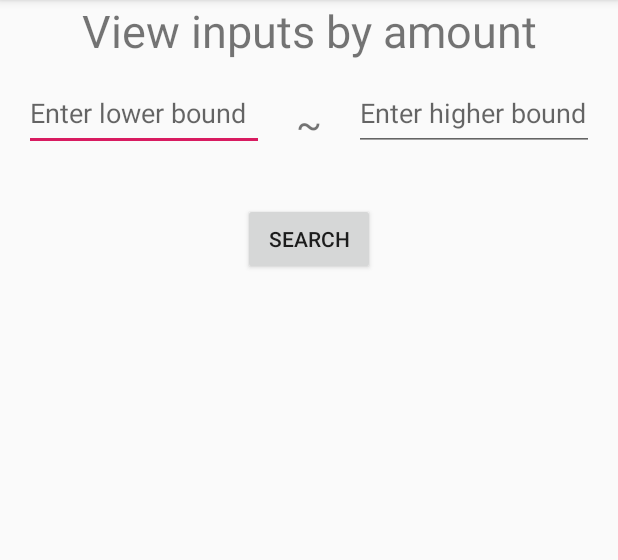
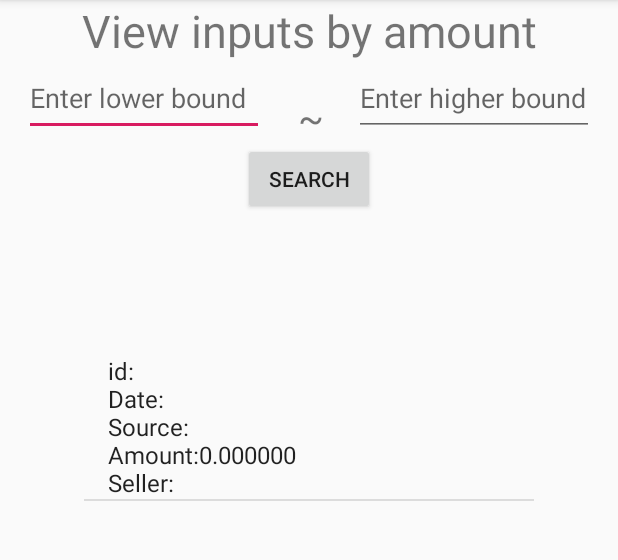
Before and after one commit to CS407-Project-Better-Budgets/Better_Budgets_new, an Android app: the manage_data_amount screen opened directly, with no data from a screen before it, after a tap on "SEARCH", on a phone screen of 412 x 824 dp, the part 84-644 px from its top. Run offline under Robolectric (Android 15) with nearby library versions, the phone set to English and light mode, and no system bars; 2 statements that could not run were skipped.

Commit message:
all manage_data related class and activity done. Edit data could be improved

```diff
--- a/app/src/main/java/com/example/better_budgets/manage_data_amount.java
+++ b/app/src/main/java/com/example/better_budgets/manage_data_amount.java
@@ -3,18 +3,68 @@ package com.example.better_budgets;
 import androidx.annotation.NonNull;
 import androidx.appcompat.app.AppCompatActivity;
 
+import android.content.Context;
 import android.content.Intent;
+import android.database.sqlite.SQLiteDatabase;
 import android.os.Bundle;
 import android.view.Menu;
 import android.view.MenuInflater;
 import android.view.MenuItem;
+import android.view.View;
+import android.widget.AdapterView;
+import android.widget.ArrayAdapter;
+import android.widget.EditText;
+import android.widget.ListView;
+
+import java.util.ArrayList;
 
 public class manage_data_amount extends AppCompatActivity {
+    public static ArrayList<Spending> spendings = new ArrayList<>();
 
     @Override
     protected void onCreate(Bundle savedInstanceState) {
         super.onCreate(savedInstanceState);
         setContentView(R.layout.activity_manage_data_amount);
+    }
+
+    public void searchOnClick(View view){
+        EditText low_temp = findViewById(R.id.editText_md_amount_lower);
+        String low = low_temp.getText().toString();
+        double lower_value= Double.parseDouble(low);
+
+        EditText high_temp = findViewById(R.id.editText_md_amount_higher);
+        String high = high_temp.getText().toString();
+        double higher_value= Double.parseDouble(high);
+
+        if (higher_value >= lower_value) {
+            Context context = getApplicationContext();
+            SQLiteDatabase sqLiteDatabase = context.openOrCreateDatabase("spending", Context.MODE_PRIVATE, null);
+
+            DBHelper dbHelper = new DBHelper(sqLiteDatabase);
+
+            spendings = dbHelper.showData_all();
+
+            ArrayList<String> displaySpendings = new ArrayList<>();
+            for (Spending spending: spendings) {
+                if ((spending.getAmount() <= higher_value) && (spending.getAmount() >= lower_value)) {
+                    displaySpendings.add(String.format("id:%s\nDate:%s\nSource:%s\nAmount:%f\nSeller:%s", spending.getId(), spending.getDate(), spending.getSource(), spending.getAmount(), spending.getSeller()));
+                }
+            }
+
+            ArrayAdapter adapter = new ArrayAdapter(this, android.R.layout.simple_list_item_1, displaySpendings);
+            ListView listView = (ListView) findViewById(R.id.list_md_amount_spending);
+            listView.setAdapter(adapter);
+
+            listView.setOnItemClickListener(new AdapterView.OnItemClickListener() {
+                @Override
+                public void onItemClick(AdapterView<?> parent, View view, int position, long id) {
+                    Intent intent = new Intent(getApplicationContext(), edit_input.class);
+                    intent.putExtra("id", position);
+
+                    startActivity(intent);
+                }
+            });
+        }
     }
 
     @Override
--- a/app/src/main/res/layout/activity_manage_data_amount.xml
+++ b/app/src/main/res/layout/activity_manage_data_amount.xml
@@ -18,13 +18,11 @@
         app:layout_constraintStart_toStartOf="parent"
         app:layout_constraintTop_toTopOf="parent" />
 
-
     <EditText
         android:id="@+id/editText_md_amount_lower"
         android:layout_width="160dp"
         android:layout_height="50dp"
         android:layout_marginStart="16dp"
-        android:layout_marginTop="10dp"
         android:ems="10"
         android:hint="Enter lower bound"
         android:inputType="textPersonName"
@@ -37,7 +35,6 @@
         android:id="@+id/editText_md_amount_higher"
         android:layout_width="160dp"
         android:layout_height="50dp"
-        android:layout_marginTop="10dp"
         android:layout_marginEnd="16dp"
         android:ems="10"
         android:hint="Enter higher bound"
@@ -52,11 +49,11 @@
         android:layout_width="wrap_content"
         android:layout_height="wrap_content"
         android:layout_marginStart="2dp"
-        android:layout_marginTop="24dp"
+        android:layout_marginTop="20dp"
         android:text="~"
         android:textSize="25sp"
         app:layout_constraintEnd_toStartOf="@+id/editText_md_amount_higher"
-        app:layout_constraintHorizontal_bias="0.475"
+        app:layout_constraintHorizontal_bias="0.5"
         app:layout_constraintStart_toEndOf="@+id/editText_md_amount_lower"
         app:layout_constraintTop_toBottomOf="@+id/textView_md_amount_title" />
 
@@ -64,7 +61,6 @@
         android:id="@+id/button_md_amount_search"
         android:layout_width="wrap_content"
         android:layout_height="wrap_content"
-        android:layout_marginTop="36dp"
         android:onClick="searchOnClick"
         android:text="Search"
         app:layout_constraintEnd_toEndOf="parent"
@@ -75,14 +71,13 @@
         android:id="@+id/list_md_amount_spending"
         android:layout_width="300dp"
         android:layout_height="500dp"
-        android:layout_marginTop="31dp"
-        android:layout_marginBottom="16dp"
+        android:layout_marginTop="80dp"
+        android:layout_marginBottom="20dp"
         app:layout_constraintBottom_toBottomOf="parent"
         app:layout_constraintEnd_toEndOf="parent"
         app:layout_constraintHorizontal_bias="0.5"
         app:layout_constraintStart_toStartOf="parent"
-        app:layout_constraintTop_toBottomOf="@+id/button_md_amount_search"
-        app:layout_constraintVertical_bias="0.792" />
+        app:layout_constraintTop_toBottomOf="@+id/button_md_amount_search" />
 
 
 </androidx.constraintlayout.widget.ConstraintLayout>
--- a/app/src/main/res/layout/activity_manage_data_source.xml
+++ b/app/src/main/res/layout/activity_manage_data_source.xml
@@ -62,8 +62,8 @@
 
     <ListView
         android:id="@+id/list_md_source_spending"
-        android:layout_width="338dp"
-        android:layout_height="375dp"
+        android:layout_width="300dp"
+        android:layout_height="500dp"
         android:layout_marginBottom="8dp"
         app:layout_constraintBottom_toBottomOf="parent"
         app:layout_constraintEnd_toEndOf="parent"
```
